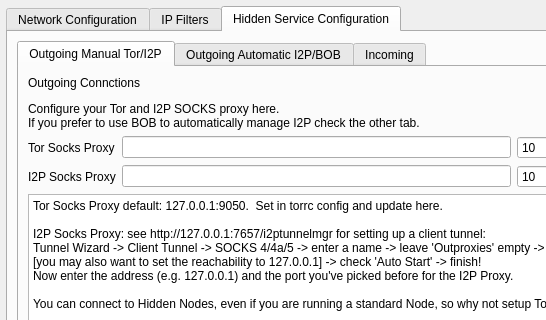
The window that retroshare-gui/src/gui/settings/ServerPage.ui (RetroShare/RetroShare) describes before a commit, drawn with Qt 5; both pictures show x 0 to 546 and y 0 to 320 of the 724 by 570 pixel window.
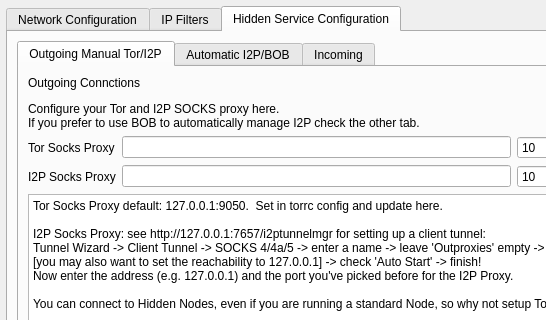
The same window after the commit. Icons and pictures are not drawn.

Commit message: renamed i2p/bob tab

```diff
--- a/retroshare-gui/src/gui/settings/ServerPage.ui
+++ b/retroshare-gui/src/gui/settings/ServerPage.ui
@@ -957,7 +957,7 @@
          </widget>
          <widget class="QWidget" name="hiddenServiceTabI2PBOB">
           <attribute name="title">
-           <string>Outgoing Automatic I2P/BOB</string>
+           <string>Automatic I2P/BOB</string>
           </attribute>
           <layout class="QVBoxLayout" name="verticalLayout_12">
            <item>
```
